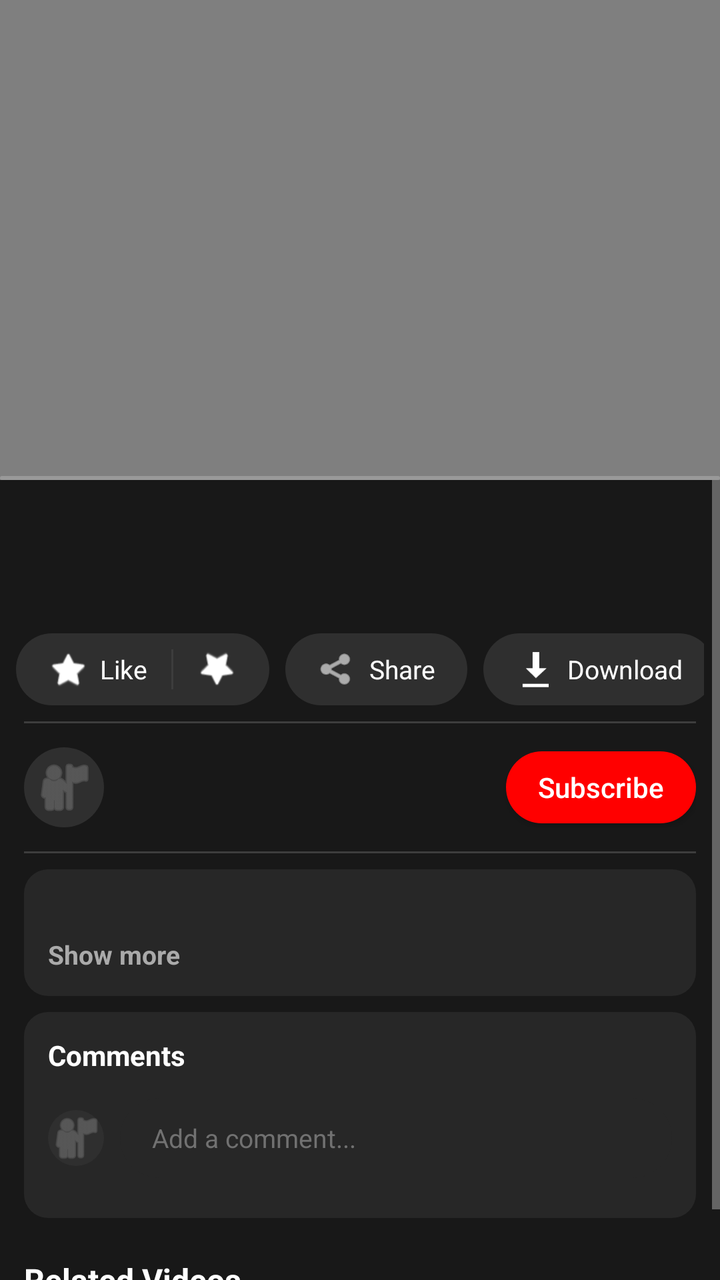
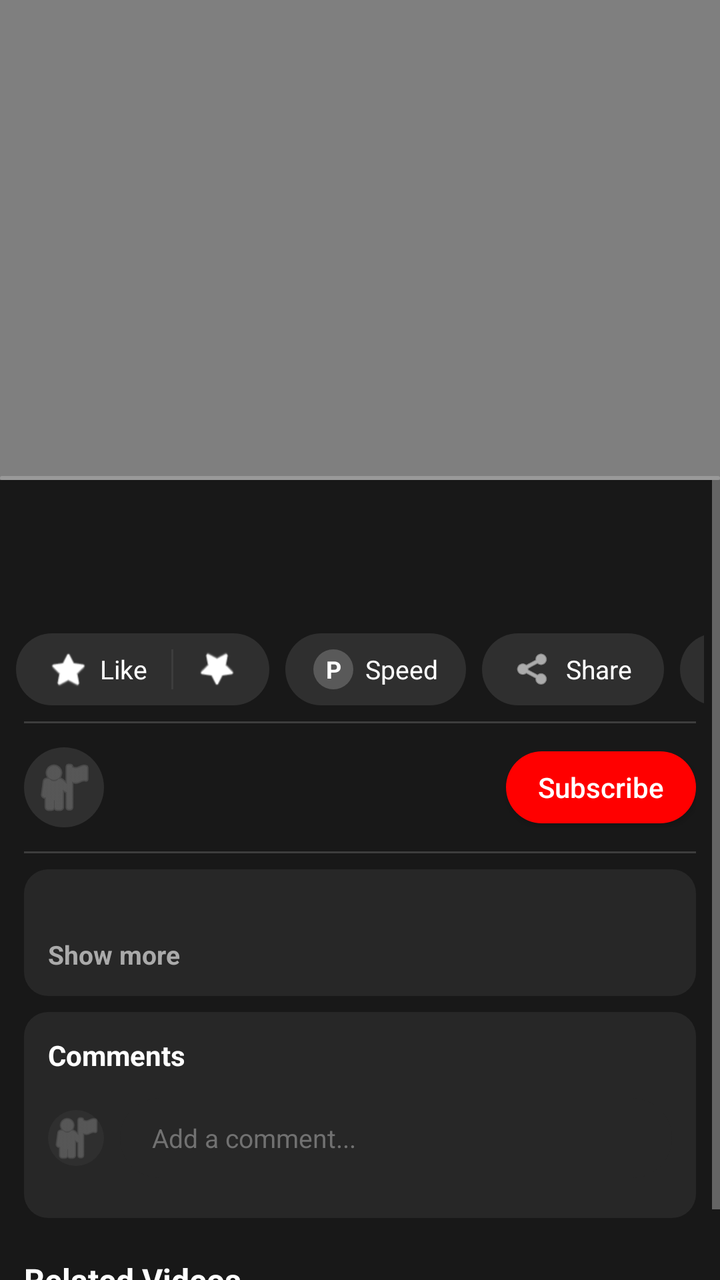

Compare the two renders of this Android layout. The source of the first and the diff that turns it into the second are given below.
<!-- AndroidManifest.xml: activity theme Theme.Web7.Player -->
<!-- res/layout/activity_player.xml -->
<?xml version="1.0" encoding="utf-8"?>
<RelativeLayout xmlns:android="http://schemas.android.com/apk/res/android"
    android:layout_width="match_parent"
    android:layout_height="match_parent"
    android:background="@color/yt_black">

    
    <FrameLayout
        android:id="@+id/playerContainer"
        android:layout_width="match_parent"
        android:layout_height="240dp"
        android:layout_alignParentTop="true"
        android:background="@color/yt_black">

        <VideoView
            android:id="@+id/videoView"
            android:layout_width="match_parent"
            android:layout_height="match_parent"
            android:layout_gravity="center" />

        
        <RelativeLayout
            android:id="@+id/controlsOverlay"
            android:layout_width="match_parent"
            android:layout_height="match_parent"
            android:background="#66000000"
            android:visibility="gone">

            
            <LinearLayout
                android:id="@+id/topControls"
                android:layout_width="match_parent"
                android:layout_height="wrap_content"
                android:layout_alignParentTop="true"
                android:gravity="center_vertical"
                android:orientation="horizontal"
                android:padding="8dp">

                <ImageButton
                    android:id="@+id/btnBack"
                    android:layout_width="40dp"
                    android:layout_height="40dp"
                    android:background="?attr/selectableItemBackgroundBorderless"
                    android:src="@android:drawable/ic_menu_revert"
                    android:tint="@color/yt_white"
                    android:scaleType="centerInside" />

                <TextView
                    android:id="@+id/txtPlayerTitle"
                    android:layout_width="0dp"
                    android:layout_height="wrap_content"
                    android:layout_weight="1"
                    android:ellipsize="end"
                    android:maxLines="1"
                    android:textColor="@color/yt_white"
                    android:textSize="14sp"
                    android:layout_marginStart="8dp" />

                <ImageButton
                    android:id="@+id/btnAutoplay"
                    android:layout_width="40dp"
                    android:layout_height="40dp"
                    android:background="?attr/selectableItemBackgroundBorderless"
                    android:src="@android:drawable/ic_popup_sync"
                    android:tint="@color/yt_white"
                    android:scaleType="centerInside" />

                <ImageButton
                    android:id="@+id/btnSettings"
                    android:layout_width="40dp"
                    android:layout_height="40dp"
                    android:background="?attr/selectableItemBackgroundBorderless"
                    android:src="@android:drawable/ic_menu_manage"
                    android:tint="@color/yt_white"
                    android:scaleType="centerInside" />

                <ImageButton
                    android:id="@+id/btnPip"
                    android:layout_width="40dp"
                    android:layout_height="40dp"
                    android:background="?attr/selectableItemBackgroundBorderless"
                    android:src="@android:drawable/ic_menu_crop"
                    android:tint="@color/yt_white"
                    android:scaleType="centerInside" />
            </LinearLayout>

            
            <LinearLayout
                android:layout_width="wrap_content"
                android:layout_height="wrap_content"
                android:layout_centerInParent="true"
                android:gravity="center_vertical"
                android:orientation="horizontal">

                <ImageButton
                    android:id="@+id/btnPrev"
                    android:layout_width="48dp"
                    android:layout_height="48dp"
                    android:layout_marginEnd="32dp"
                    android:background="?attr/selectableItemBackgroundBorderless"
                    android:src="@android:drawable/ic_media_previous"
                    android:tint="@color/yt_white"
                    android:scaleType="centerInside" />

                <ImageButton
                    android:id="@+id/btnRewind"
                    android:layout_width="48dp"
                    android:layout_height="48dp"
                    android:layout_marginEnd="24dp"
                    android:background="?attr/selectableItemBackgroundBorderless"
                    android:src="@android:drawable/ic_media_rew"
                    android:tint="@color/yt_white"
                    android:scaleType="centerInside" />

                <ImageButton
                    android:id="@+id/btnPlayPause"
                    android:layout_width="56dp"
                    android:layout_height="56dp"
                    android:background="?attr/selectableItemBackgroundBorderless"
                    android:src="@android:drawable/ic_media_pause"
                    android:tint="@color/yt_white"
                    android:scaleType="centerInside" />

                <ImageButton
                    android:id="@+id/btnForward"
                    android:layout_width="48dp"
                    android:layout_height="48dp"
                    android:layout_marginStart="24dp"
                    android:background="?attr/selectableItemBackgroundBorderless"
                    android:src="@android:drawable/ic_media_ff"
                    android:tint="@color/yt_white"
                    android:scaleType="centerInside" />

                <ImageButton
                    android:id="@+id/btnNext"
                    android:layout_width="48dp"
                    android:layout_height="48dp"
                    android:layout_marginStart="32dp"
                    android:background="?attr/selectableItemBackgroundBorderless"
                    android:src="@android:drawable/ic_media_next"
                    android:tint="@color/yt_white"
                    android:scaleType="centerInside" />
            </LinearLayout>

            
            <LinearLayout
                android:layout_width="match_parent"
                android:layout_height="wrap_content"
                android:layout_alignParentBottom="true"
                android:orientation="vertical"
                android:padding="8dp">

                <SeekBar
                    android:id="@+id/seekBar"
                    android:layout_width="match_parent"
                    android:layout_height="wrap_content"
                    android:maxHeight="3dp"
                    android:progressDrawable="@drawable/seekbar_progress"
                    android:thumb="@drawable/seekbar_thumb"
                    android:paddingStart="0dp"
                    android:paddingEnd="0dp" />

                <LinearLayout
                    android:layout_width="match_parent"
                    android:layout_height="wrap_content"
                    android:gravity="center_vertical"
                    android:orientation="horizontal"
                    android:layout_marginTop="4dp">

                    <TextView
                        android:id="@+id/txtCurrentTime"
                        android:layout_width="wrap_content"
                        android:layout_height="wrap_content"
                        android:text="0:00"
                        android:textColor="@color/yt_white"
                        android:textSize="12sp" />

                    <TextView
                        android:layout_width="wrap_content"
                        android:layout_height="wrap_content"
                        android:text=" / "
                        android:textColor="@color/yt_light_gray"
                        android:textSize="12sp" />

                    <TextView
                        android:id="@+id/txtTotalTime"
                        android:layout_width="0dp"
                        android:layout_height="wrap_content"
                        android:layout_weight="1"
                        android:text="0:00"
                        android:textColor="@color/yt_light_gray"
                        android:textSize="12sp" />

                    <ImageButton
                        android:id="@+id/btnFullscreen"
                        android:layout_width="40dp"
                        android:layout_height="40dp"
                        android:background="?attr/selectableItemBackgroundBorderless"
                        android:src="@android:drawable/ic_menu_crop"
                        android:tint="@color/yt_white"
                        android:scaleType="centerInside" />
                </LinearLayout>
            </LinearLayout>
        </RelativeLayout>

        
        <ProgressBar
            android:id="@+id/miniProgress"
            style="?android:attr/progressBarStyleHorizontal"
            android:layout_width="match_parent"
            android:layout_height="2dp"
            android:layout_gravity="bottom"
            android:progressDrawable="@drawable/seekbar_progress"
            android:max="100" />
    </FrameLayout>

    
    <ScrollView
        android:id="@+id/scrollContent"
        android:layout_width="match_parent"
        android:layout_height="match_parent"
        android:layout_below="@id/playerContainer"
        android:background="@color/yt_dark_bg"
        android:fillViewport="true">

        <LinearLayout
            android:layout_width="match_parent"
            android:layout_height="wrap_content"
            android:orientation="vertical">

            
            <LinearLayout
                android:layout_width="match_parent"
                android:layout_height="wrap_content"
                android:orientation="vertical"
                android:padding="12dp">

                <TextView
                    android:id="@+id/txtVideoTitle"
                    android:layout_width="match_parent"
                    android:layout_height="wrap_content"
                    android:textColor="@color/yt_white"
                    android:textSize="18sp"
                    android:textStyle="bold"
                    android:lineSpacingExtra="4dp" />

                
                <TextView
                    android:id="@+id/txtVideoInfo"
                    android:layout_width="match_parent"
                    android:layout_height="wrap_content"
                    android:layout_marginTop="4dp"
                    android:textColor="@color/yt_medium_gray"
                    android:textSize="12sp" />
            </LinearLayout>

            
            <HorizontalScrollView
                android:layout_width="match_parent"
                android:layout_height="wrap_content"
                android:scrollbars="none"
                android:paddingHorizontal="8dp">

                <LinearLayout
                    android:layout_width="wrap_content"
                    android:layout_height="wrap_content"
                    android:orientation="horizontal"
                    android:gravity="center_vertical"
                    android:paddingVertical="8dp">

                    
                    <LinearLayout
                        android:id="@+id/btnLike"
                        android:layout_width="wrap_content"
                        android:layout_height="36dp"
                        android:background="@drawable/action_button_bg"
                        android:gravity="center"
                        android:orientation="horizontal"
                        android:paddingHorizontal="16dp"
                        android:layout_marginEnd="8dp"
                        android:clickable="true"
                        android:focusable="true">

                        <ImageView
                            android:layout_width="20dp"
                            android:layout_height="20dp"
                            android:src="@android:drawable/btn_star_big_off"
                            android:tint="@color/yt_white" />

                        <TextView
                            android:id="@+id/txtLikeCount"
                            android:layout_width="wrap_content"
                            android:layout_height="wrap_content"
                            android:layout_marginStart="6dp"
                            android:textColor="@color/yt_white"
                            android:textSize="13sp"
                            android:text="Like" />

                        <View
                            android:layout_width="1dp"
                            android:layout_height="20dp"
                            android:layout_marginHorizontal="12dp"
                            android:background="@color/yt_divider" />

                        
                        <ImageView
                            android:id="@+id/btnDislike"
                            android:layout_width="20dp"
                            android:layout_height="20dp"
                            android:src="@android:drawable/btn_star_big_off"
                            android:tint="@color/yt_white"
                            android:rotation="180" />
                    </LinearLayout>

                    
                    <LinearLayout
                        android:id="@+id/btnShare"
                        android:layout_width="wrap_content"
                        android:layout_height="36dp"
                        android:background="@drawable/action_button_bg"
                        android:gravity="center"
                        android:orientation="horizontal"
                        android:paddingHorizontal="16dp"
                        android:layout_marginEnd="8dp"
                        android:clickable="true"
                        android:focusable="true">

                        <ImageView
                            android:layout_width="20dp"
                            android:layout_height="20dp"
                            android:src="@android:drawable/ic_menu_share"
                            android:tint="@color/yt_white" />

                        <TextView
                            android:layout_width="wrap_content"
                            android:layout_height="wrap_content"
                            android:layout_marginStart="6dp"
                            android:text="@string/share"
                            android:textColor="@color/yt_white"
                            android:textSize="13sp" />
                    </LinearLayout>

                    
                    <LinearLayout
                        android:id="@+id/btnDownload"
                        android:layout_width="wrap_content"
                        android:layout_height="36dp"
                        android:background="@drawable/action_button_bg"
                        android:gravity="center"
                        android:orientation="horizontal"
                        android:paddingHorizontal="16dp"
                        android:layout_marginEnd="8dp"
                        android:clickable="true"
                        android:focusable="true">

                        <ImageView
                            android:layout_width="20dp"
                            android:layout_height="20dp"
                            android:src="@android:drawable/stat_sys_download"
                            android:tint="@color/yt_white" />

                        <TextView
                            android:layout_width="wrap_content"
                            android:layout_height="wrap_content"
                            android:layout_marginStart="6dp"
                            android:text="@string/download"
                            android:textColor="@color/yt_white"
                            android:textSize="13sp" />
                    </LinearLayout>

                    
                    <LinearLayout
                        android:id="@+id/btnSave"
                        android:layout_width="wrap_content"
                        android:layout_height="36dp"
                        android:background="@drawable/action_button_bg"
                        android:gravity="center"
                        android:orientation="horizontal"
                        android:paddingHorizontal="16dp"
                        android:layout_marginEnd="8dp"
                        android:clickable="true"
                        android:focusable="true">

                        <ImageView
                            android:layout_width="20dp"
                            android:layout_height="20dp"
                            android:src="@android:drawable/ic_menu_save"
                            android:tint="@color/yt_white" />

                        <TextView
                            android:layout_width="wrap_content"
                            android:layout_height="wrap_content"
                            android:layout_marginStart="6dp"
                            android:text="@string/save"
                            android:textColor="@color/yt_white"
                            android:textSize="13sp" />
                    </LinearLayout>
                </LinearLayout>
            </HorizontalScrollView>

            <View
                android:layout_width="match_parent"
                android:layout_height="1dp"
                android:background="@color/yt_divider"
                android:layout_marginHorizontal="12dp" />

            
            <LinearLayout
                android:layout_width="match_parent"
                android:layout_height="wrap_content"
                android:gravity="center_vertical"
                android:orientation="horizontal"
                android:padding="12dp">

                <ImageView
                    android:id="@+id/imgPlayerChannelAvatar"
                    android:layout_width="40dp"
                    android:layout_height="40dp"
                    android:background="@drawable/circle_bg"
                    android:src="@android:drawable/ic_menu_myplaces"
                    android:tint="@color/yt_medium_gray"
                    android:scaleType="centerInside" />

                <LinearLayout
                    android:layout_width="0dp"
                    android:layout_height="wrap_content"
                    android:layout_weight="1"
                    android:layout_marginStart="12dp"
                    android:orientation="vertical">

                    <TextView
                        android:id="@+id/txtChannelName"
                        android:layout_width="wrap_content"
                        android:layout_height="wrap_content"
                        android:textColor="@color/yt_white"
                        android:textSize="14sp"
                        android:textStyle="bold" />

                    <TextView
                        android:id="@+id/txtSubscribers"
                        android:layout_width="wrap_content"
                        android:layout_height="wrap_content"
                        android:textColor="@color/yt_medium_gray"
                        android:textSize="12sp" />
                </LinearLayout>

                <Button
                    android:id="@+id/btnSubscribe"
                    android:layout_width="wrap_content"
                    android:layout_height="36dp"
                    android:background="@drawable/subscribe_button_bg"
                    android:paddingHorizontal="16dp"
                    android:text="Subscribe"
                    android:textColor="@color/yt_white"
                    android:textSize="14sp"
                    android:textAllCaps="false" />
            </LinearLayout>

            <View
                android:layout_width="match_parent"
                android:layout_height="1dp"
                android:background="@color/yt_divider"
                android:layout_marginHorizontal="12dp" />

            
            <LinearLayout
                android:id="@+id/descriptionSection"
                android:layout_width="match_parent"
                android:layout_height="wrap_content"
                android:orientation="vertical"
                android:padding="12dp"
                android:background="@drawable/rounded_card_bg"
                android:layout_marginHorizontal="12dp"
                android:layout_marginTop="8dp"
                android:clickable="true"
                android:focusable="true">

                <TextView
                    android:id="@+id/txtDescription"
                    android:layout_width="match_parent"
                    android:layout_height="wrap_content"
                    android:textColor="@color/yt_light_gray"
                    android:textSize="13sp"
                    android:maxLines="3"
                    android:ellipsize="end"
                    android:lineSpacingExtra="4dp" />

                <TextView
                    android:id="@+id/txtShowMore"
                    android:layout_width="wrap_content"
                    android:layout_height="wrap_content"
                    android:layout_marginTop="4dp"
                    android:text="Show more"
                    android:textColor="@color/yt_light_gray"
                    android:textSize="13sp"
                    android:textStyle="bold" />
            </LinearLayout>

            
            <LinearLayout
                android:id="@+id/commentsSection"
                android:layout_width="match_parent"
                android:layout_height="wrap_content"
                android:orientation="vertical"
                android:padding="12dp"
                android:background="@drawable/rounded_card_bg"
                android:layout_marginHorizontal="12dp"
                android:layout_marginTop="8dp">

                <LinearLayout
                    android:layout_width="match_parent"
                    android:layout_height="wrap_content"
                    android:gravity="center_vertical"
                    android:orientation="horizontal">

                    <TextView
                        android:layout_width="0dp"
                        android:layout_height="wrap_content"
                        android:layout_weight="1"
                        android:text="Comments"
                        android:textColor="@color/yt_white"
                        android:textSize="14sp"
                        android:textStyle="bold" />

                    <TextView
                        android:id="@+id/txtCommentCount"
                        android:layout_width="wrap_content"
                        android:layout_height="wrap_content"
                        android:textColor="@color/yt_medium_gray"
                        android:textSize="12sp" />
                </LinearLayout>

                
                <LinearLayout
                    android:layout_width="match_parent"
                    android:layout_height="wrap_content"
                    android:layout_marginTop="12dp"
                    android:gravity="center_vertical"
                    android:orientation="horizontal">

                    <ImageView
                        android:layout_width="28dp"
                        android:layout_height="28dp"
                        android:background="@drawable/circle_bg"
                        android:src="@android:drawable/ic_menu_myplaces"
                        android:tint="@color/yt_medium_gray"
                        android:scaleType="centerInside" />

                    <EditText
                        android:id="@+id/edtComment"
                        android:layout_width="0dp"
                        android:layout_height="40dp"
                        android:layout_weight="1"
                        android:layout_marginStart="8dp"
                        android:background="@drawable/comment_input_bg"
                        android:hint="@string/add_comment"
                        android:textColorHint="@color/yt_medium_gray"
                        android:textColor="@color/yt_white"
                        android:textSize="13sp"
                        android:paddingHorizontal="16dp"
                        android:singleLine="true"
                        android:importantForAutofill="no"
                        android:inputType="text" />
                </LinearLayout>

                
                <androidx.recyclerview.widget.RecyclerView
                    android:id="@+id/recyclerComments"
                    android:layout_width="match_parent"
                    android:layout_height="wrap_content"
                    android:layout_marginTop="8dp"
                    android:nestedScrollingEnabled="false" />
            </LinearLayout>

            
            <TextView
                android:layout_width="match_parent"
                android:layout_height="wrap_content"
                android:padding="12dp"
                android:text="Related Videos"
                android:textColor="@color/yt_white"
                android:textSize="16sp"
                android:textStyle="bold"
                android:layout_marginTop="8dp" />

            <androidx.recyclerview.widget.RecyclerView
                android:id="@+id/recyclerRelated"
                android:layout_width="match_parent"
                android:layout_height="wrap_content"
                android:nestedScrollingEnabled="false"
                android:paddingBottom="16dp" />

        </LinearLayout>
    </ScrollView>
</RelativeLayout>
<!-- resources referenced by this layout -->
<resources>
  <color name="yt_black">#FF0F0F0F</color>
  <color name="yt_dark_bg">#FF181818</color>
  <color name="yt_divider">#FF3D3D3D</color>
  <color name="yt_light_gray">#FFAAAAAA</color>
  <color name="yt_medium_gray">#FF717171</color>
  <color name="yt_white">#FFFFFFFF</color>
  <!-- drawable action_button_bg (drawable) -->
  <?xml version="1.0" encoding="utf-8"?>
  <shape xmlns:android="http://schemas.android.com/apk/res/android"
      android:shape="rectangle">
      <solid android:color="@color/yt_dark_elevated" />
      <corners android:radius="20dp" />
  </shape>
  <!-- drawable circle_bg (drawable) -->
  <?xml version="1.0" encoding="utf-8"?>
  <shape xmlns:android="http://schemas.android.com/apk/res/android"
      android:shape="oval">
      <solid android:color="@color/yt_dark_elevated" />
      <size android:width="36dp" android:height="36dp" />
  </shape>
  <!-- drawable comment_input_bg (drawable) -->
  <?xml version="1.0" encoding="utf-8"?>
  <shape xmlns:android="http://schemas.android.com/apk/res/android"
      android:shape="rectangle">
      <solid android:color="@color/yt_dark_card" />
      <corners android:radius="24dp" />
  </shape>
  <!-- drawable rounded_card_bg (drawable) -->
  <?xml version="1.0" encoding="utf-8"?>
  <shape xmlns:android="http://schemas.android.com/apk/res/android"
      android:shape="rectangle">
      <solid android:color="@color/yt_dark_card" />
      <corners android:radius="12dp" />
  </shape>
  <!-- drawable seekbar_thumb (drawable) -->
  <?xml version="1.0" encoding="utf-8"?>
  <shape xmlns:android="http://schemas.android.com/apk/res/android"
      android:shape="oval">
      <solid android:color="@color/yt_red" />
      <size android:width="14dp" android:height="14dp" />
  </shape>
  <!-- drawable subscribe_button_bg (drawable) -->
  <?xml version="1.0" encoding="utf-8"?>
  <shape xmlns:android="http://schemas.android.com/apk/res/android"
      android:shape="rectangle">
      <solid android:color="@color/yt_subscribe_red" />
      <corners android:radius="20dp" />
  </shape>
  <string name="add_comment">Add a comment...</string>
  <string name="download">Download</string>
  <string name="save">Save</string>
  <string name="share">Share</string>
  <style name="Theme.Web7.Player">
          <item name="android:windowFullscreen">false</item>
          <item name="android:windowBackground">@color/yt_black</item>
          <item name="android:statusBarColor">@color/yt_black</item>
          <item name="android:navigationBarColor">@color/yt_black</item>
      </style>
  <color name="yt_dark_elevated">#FF2F2F2F</color>
  <color name="yt_dark_card">#FF272727</color>
  <color name="yt_seekbar_unplayed">#33FFFFFF</color>
  <color name="yt_seekbar_buffered">#66FFFFFF</color>
  <color name="yt_seekbar_played">#FFFF0000</color>
  <color name="yt_red">#FFFF0000</color>
  <color name="yt_subscribe_red">#FFFF0000</color>
  <!-- unchanged entries left out for length: 1 -->
</resources>

<!-- the commit's change to res/layout/activity_player.xml (unified diff, before → after) -->
@@ -64,6 +64,27 @@
                     android:src="@android:drawable/ic_popup_sync"
                     android:tint="@color/yt_white"
                     android:scaleType="centerInside" />
+
+                
+                <FrameLayout
+                    android:id="@+id/btnPlaybackSpeed"
+                    android:layout_width="36dp"
+                    android:layout_height="36dp"
+                    android:layout_marginHorizontal="2dp"
+                    android:background="@drawable/p_button_bg"
+                    android:clickable="true"
+                    android:focusable="true">
+
+                    <TextView
+                        android:id="@+id/txtPlaybackSpeedBadge"
+                        android:layout_width="wrap_content"
+                        android:layout_height="wrap_content"
+                        android:layout_gravity="center"
+                        android:text="P"
+                        android:textColor="@color/yt_white"
+                        android:textSize="14sp"
+                        android:textStyle="bold" />
+                </FrameLayout>
 
                 <ImageButton
                     android:id="@+id/btnSettings"
@@ -310,6 +331,39 @@
                             android:src="@android:drawable/btn_star_big_off"
                             android:tint="@color/yt_white"
                             android:rotation="180" />
+                    </LinearLayout>
+
+                    
+                    <LinearLayout
+                        android:id="@+id/btnPlaybackSpeedAction"
+                        android:layout_width="wrap_content"
+                        android:layout_height="36dp"
+                        android:background="@drawable/action_button_bg"
+                        android:gravity="center"
+                        android:orientation="horizontal"
+                        android:paddingHorizontal="14dp"
+                        android:layout_marginEnd="8dp"
+                        android:clickable="true"
+                        android:focusable="true">
+
+                        <TextView
+                            android:layout_width="20dp"
+                            android:layout_height="20dp"
+                            android:gravity="center"
+                            android:text="P"
+                            android:textColor="@color/yt_white"
+                            android:textSize="12sp"
+                            android:textStyle="bold"
+                            android:background="@drawable/circle_p_bg" />
+
+                        <TextView
+                            android:id="@+id/txtSpeedActionText"
+                            android:layout_width="wrap_content"
+                            android:layout_height="wrap_content"
+                            android:layout_marginStart="6dp"
+                            android:text="Speed"
+                            android:textColor="@color/yt_white"
+                            android:textSize="13sp" />
                     </LinearLayout>
 
                     
<!-- resource entries referenced after the edit -->
@@ -20,6 +20,12 @@
       <solid android:color="@color/yt_dark_elevated" />
       <size android:width="36dp" android:height="36dp" />
   </shape>
+  <!-- drawable circle_p_bg (drawable) -->
+  <?xml version="1.0" encoding="utf-8"?>
+  <shape xmlns:android="http://schemas.android.com/apk/res/android"
+      android:shape="oval">
+      <solid android:color="#33FFFFFF" />
+  </shape>
   <!-- drawable comment_input_bg (drawable) -->
   <?xml version="1.0" encoding="utf-8"?>
   <shape xmlns:android="http://schemas.android.com/apk/res/android"
@@ -27,6 +33,19 @@
       <solid android:color="@color/yt_dark_card" />
       <corners android:radius="24dp" />
   </shape>
+  <!-- drawable p_button_bg (drawable) -->
+  <?xml version="1.0" encoding="utf-8"?>
+  <ripple xmlns:android="http://schemas.android.com/apk/res/android"
+      android:color="#40FFFFFF">
+      <item>
+          <shape android:shape="oval">
+              <stroke
+                  android:width="1.5dp"
+                  android:color="#B3FFFFFF" />
+              <solid android:color="#33000000" />
+          </shape>
+      </item>
+  </ripple>
   <!-- drawable rounded_card_bg (drawable) -->
   <?xml version="1.0" encoding="utf-8"?>
   <shape xmlns:android="http://schemas.android.com/apk/res/android"
